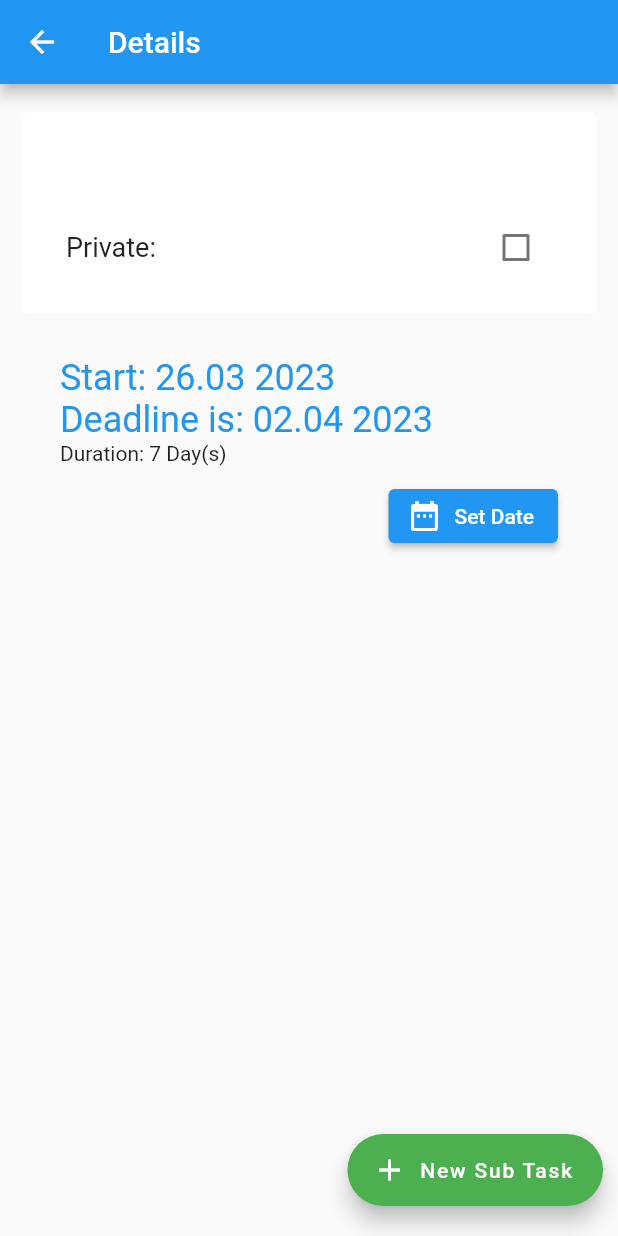
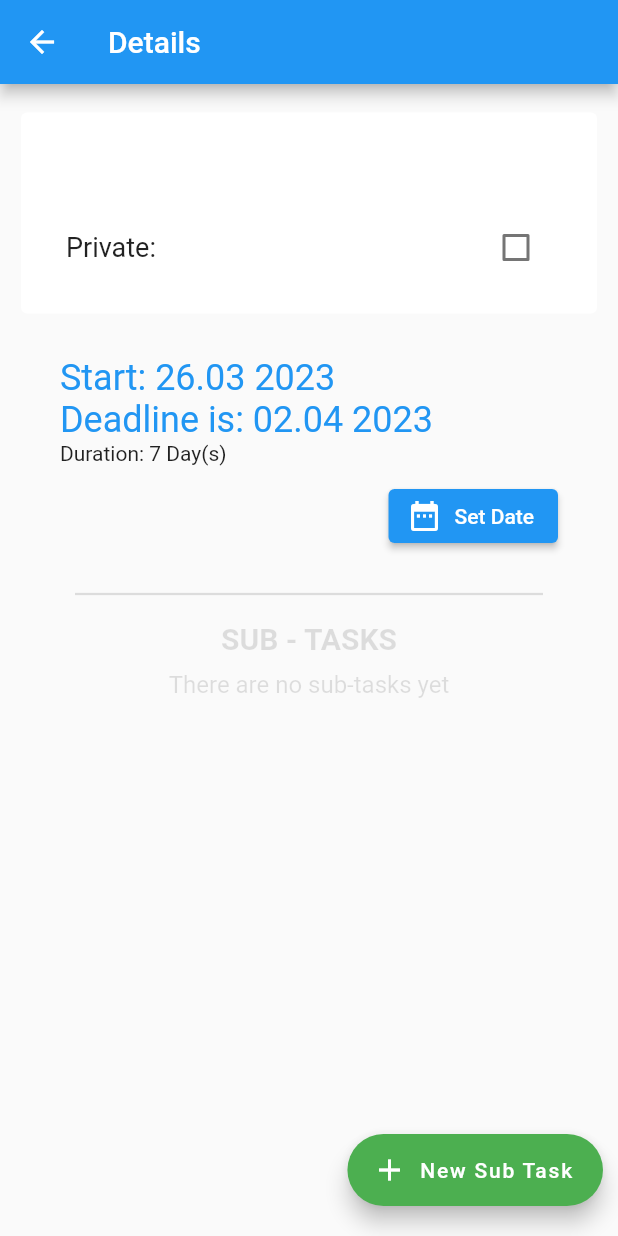
Before and after one commit to Lenzia207/AnotherTodo, a Flutter app: the DetailTodoPage screen opened directly with empty values, on a phone screen of 412 x 824 dp. Run offline on Flutter 3.47's test engine with Material 2 defaults, Android fonts, the light colour scheme and no system bars; our stand-ins replace cloud_firestore, date_format, firebase_core, flutter_hooks, flutter_slidable, hooks_riverpod; missing offline and left inert: flutter_lock_screen, flutter_use; accounts and stored records are empty.

Commit message:
fixing and refactoring code

```diff
--- a/lib/pages/detail_todo_page.dart
+++ b/lib/pages/detail_todo_page.dart
@@ -1,12 +1,12 @@
-
 import 'package:another_todo/model/subTask.dart';
 import 'package:another_todo/model/task.dart';
 import 'package:another_todo/provider/create_sub_task_bottom_sheet.dart';
 import 'package:another_todo/widgets/button_add_widget.dart';
+import 'package:another_todo/widgets/empty_sub_tasks_widget.dart';
+import 'package:another_todo/widgets/set_date_task.dart';
 import 'package:another_todo/widgets/task_items/detail_header_todo_card.dart';
 import 'package:another_todo/widgets/sub_task_items/slide_action_widget_sub_task.dart';
 import 'package:cloud_firestore/cloud_firestore.dart';
-import 'package:date_format/date_format.dart';
 import 'package:flutter/material.dart';
 import 'package:flutter_hooks/flutter_hooks.dart';
 
@@ -39,26 +39,6 @@ class DetailTodoPage extends HookWidget {
 
     final subTaskStream = useSubTaskStream(task);
 
-    final dataRange = useState(
-      DateTimeRange(
-        start: DateTime.now(),
-        end: DateTime.now().add(
-          const Duration(days: 7),
-        ),
-      ),
-    );
-
-    Future pickDateRanger(context) async {
-      DateTimeRange? newDateRange = await showDateRangePicker(
-        context: context,
-        initialDateRange: dataRange.value,
-        firstDate: DateTime(1950),
-        lastDate: DateTime(2050),
-      );
-
-      dataRange.value = newDateRange ?? dataRange.value;
-    }
-
     Future<void> createSubTask(BuildContext context, [SubTask? subTask]) async {
       await showModalBottomSheet(
         isScrollControlled: true,
@@ -71,10 +51,6 @@ class DetailTodoPage extends HookWidget {
         },
       );
     }
-
-    final start = formatDate(dataRange.value.start, [dd, '.', mm, ' ', yyyy]);
-    final end = formatDate(dataRange.value.end, [dd, '.', mm, ' ', yyyy]);
-    final duration = dataRange.value.duration;
 
     return Scaffold(
       appBar: AppBar(
@@ -98,60 +74,26 @@ class DetailTodoPage extends HookWidget {
                       const SizedBox(
                         height: 10,
                       ),
-                      Padding(
-                        padding: const EdgeInsets.only(
-                          top: 15,
-                          bottom: 20,
-                          left: 30,
-                          right: 30,
-                        ),
-                        child: Column(
-                          crossAxisAlignment: CrossAxisAlignment.start,
-                          children: [
-                            Text(
-                              "Start: $start",
-                              style: const TextStyle(
-                                  fontSize: 24, color: Colors.blue),
-                            ),
-                            Text(
-                              "Deadline is: $end",
-                              style: const TextStyle(
-                                  fontSize: 24, color: Colors.blue),
-                            ),
-                            Text("Duration: ${duration.inDays} Day(s)"),
-                            const SizedBox(
-                              height: 10,
-                            ),
-                            Row(
-                              mainAxisAlignment: MainAxisAlignment.end,
-                              children: [
-                                ElevatedButton.icon(
-                                  onPressed: () => pickDateRanger(context),
-                                  icon: const Icon(Icons.date_range),
-                                  label: const Text("Set Date"),
-                                ),
-                              ],
-                            ),
-                          ],
-                        ),
-                      ),
+                      // Set a date and deadline for main task
+                      const SetDateTask(),
                     ],
                   ),
-                  // If Sub Collection is created then it will show the Sub Task Area
+                  // If sub-collection is created --> show the sub task area
                   StreamBuilder<List<SubTask>>(
                     stream: subTaskStream,
                     builder: (context, snapshot) {
                       if (snapshot.hasData) {
                         if (snapshot.data!.isEmpty) {
-                          // Show a message if there is no data in the stream
-                          return const SizedBox.shrink();
+                          return const EmptySubTasksWidget();
                         } else {
                           final subTasks = snapshot.data!;
 
                           return Column(
                             children: [
                               const Divider(
-                                thickness: 2,
+                                indent: 20,
+                                endIndent: 20,
+                                thickness: 1.5,
                                 color: Colors.black,
                               ),
                               Padding(
--- a/lib/provider/update_sub_task_bottom_sheet.dart
+++ b/lib/provider/update_sub_task_bottom_sheet.dart
@@ -4,9 +4,6 @@ import 'package:cloud_firestore/cloud_firestore.dart';
 import 'package:flutter/foundation.dart';
 import 'package:flutter/material.dart';
 import 'package:flutter_hooks/flutter_hooks.dart';
-import 'package:flutter_use/flutter_use.dart';
-
-// TODO fix isPrivate issue
 
 class UpdateSubTaskBottomSheet extends HookWidget {
   UpdateSubTaskBottomSheet({
--- /dev/null
+++ b/lib/widgets/empty_sub_tasks_widget.dart
@@ -0,0 +1,41 @@
+import 'package:flutter/material.dart';
+
+/// This [EmptySubTasksWidget] is a widgets that gives the information about an empty page
+class EmptySubTasksWidget extends StatelessWidget {
+  const EmptySubTasksWidget({
+    Key? key,
+  }) : super(key: key);
+
+  @override
+  Widget build(BuildContext context) {
+    return Column(
+      children: [
+        const Divider(
+          indent: 40,
+          endIndent: 40,
+          thickness: 1.5,
+          color: Colors.black12,
+        ),
+        Padding(
+          padding: const EdgeInsets.only(top: 10, bottom: 10),
+          child: Text(
+            'Sub - Tasks'.toUpperCase(),
+            style: const TextStyle(
+                color: Colors.black12,
+                fontSize: 20,
+                fontWeight: FontWeight.bold),
+          ),
+        ),
+        const Center(
+          child: Text(
+            'There are no sub-tasks yet',
+            style: TextStyle(
+              color: Colors.black12,
+              fontSize: 16,
+            ),
+          ),
+        ),
+      ],
+    );
+  }
+}
--- /dev/null
+++ b/lib/widgets/set_date_task.dart
@@ -0,0 +1,72 @@
+import 'package:date_format/date_format.dart';
+import 'package:flutter/material.dart';
+import 'package:flutter_hooks/flutter_hooks.dart';
+
+class SetDateTask extends HookWidget {
+  const SetDateTask({
+    Key? key,
+  }) : super(key: key);
+
+  @override
+  Widget build(BuildContext context) {
+    final dataRange = useState(
+      DateTimeRange(
+        start: DateTime.now(),
+        end: DateTime.now().add(
+          const Duration(days: 7),
+        ),
+      ),
+    );
+
+    Future pickDateRanger(context) async {
+      DateTimeRange? newDateRange = await showDateRangePicker(
+        context: context,
+        initialDateRange: dataRange.value,
+        firstDate: DateTime(1950),
+        lastDate: DateTime(2050),
+      );
+
+      dataRange.value = newDateRange ?? dataRange.value;
+    }
+
+    final start = formatDate(dataRange.value.start, [dd, '.', mm, ' ', yyyy]);
+    final end = formatDate(dataRange.value.end, [dd, '.', mm, ' ', yyyy]);
+    final duration = dataRange.value.duration;
+
+    return Padding(
+      padding: const EdgeInsets.only(
+        top: 15,
+        bottom: 20,
+        left: 30,
+        right: 30,
+      ),
+      child: Column(
+        crossAxisAlignment: CrossAxisAlignment.start,
+        children: [
+          Text(
+            "Start: $start",
+            style: const TextStyle(fontSize: 24, color: Colors.blue),
+          ),
+          Text(
+            "Deadline is: $end",
+            style: const TextStyle(fontSize: 24, color: Colors.blue),
+          ),
+          Text("Duration: ${duration.inDays} Day(s)"),
+          const SizedBox(
+            height: 10,
+          ),
+          Row(
+            mainAxisAlignment: MainAxisAlignment.end,
+            children: [
+              ElevatedButton.icon(
+                onPressed: () => pickDateRanger(context),
+                icon: const Icon(Icons.date_range),
+                label: const Text("Set Date"),
+              ),
+            ],
+          ),
+        ],
+      ),
+    );
+  }
+}
--- a/lib/widgets/task_items/slide_action_widget.dart
+++ b/lib/widgets/task_items/slide_action_widget.dart
@@ -1,11 +1,10 @@
 import 'package:another_todo/model/subTask.dart';
 import 'package:another_todo/model/task.dart';
-import 'package:another_todo/provider/edit_task_bottom_sheet.dart';
+import 'package:another_todo/provider/update_task_bottom_sheet.dart';
 import 'package:cloud_firestore/cloud_firestore.dart';
 import 'package:flutter/material.dart';
 import 'package:flutter_hooks/flutter_hooks.dart';
 import 'package:flutter_slidable/flutter_slidable.dart';
-import 'package:flutter_use/flutter_use.dart';
 
 import 'todo_item_widget.dart';
 
@@ -46,8 +45,6 @@ class SlideActionWidget extends HookWidget {
 
   @override
   Widget build(BuildContext context) {
-    //final isPrivate = useToggle(false);
-
 // Edit the tasks
     Future<void> editTask(BuildContext context,
         /* DocumentSnapshot? documentSnapshot */ Task task) async {
--- a/lib/widgets/task_items/todo_item_widget.dart
+++ b/lib/widgets/task_items/todo_item_widget.dart
@@ -6,7 +6,6 @@ import 'package:another_todo/model/subTask.dart';
 import 'package:another_todo/model/task.dart';
 
 /// The [TodoItemWidget] represents an Item of Tasks that contains a title, description and checkbox
-
 class TodoItemWidget extends HookWidget {
   const TodoItemWidget({
     Key? key,
@@ -21,7 +20,9 @@ class TodoItemWidget extends HookWidget {
     // updates the value isDone
     void updateIsDone(String id, bool isDone) async {
       final myTasksDB = FirebaseFirestore.instance.collection('myTasks');
-      await myTasksDB.doc(id).update({'isDone': isDone});
+      await myTasksDB.doc(id).update({
+        'isDone': isDone,
+      });
     }
 
     return GestureDetector(
```
Also changed, not shown: lib/provider/create_sub_task_bottom_sheet.dart (+0 -9 lines), lib/provider/create_task_bottom_sheet.dart (+14 -16 lines), lib/provider/update_task_bottom_sheet.dart (renamed from lib/provider/edit_task_bottom_sheet.dart, +11 -19 lines), lib/widgets/task_items/detail_header_todo_card.dart (+7 -3 lines).
